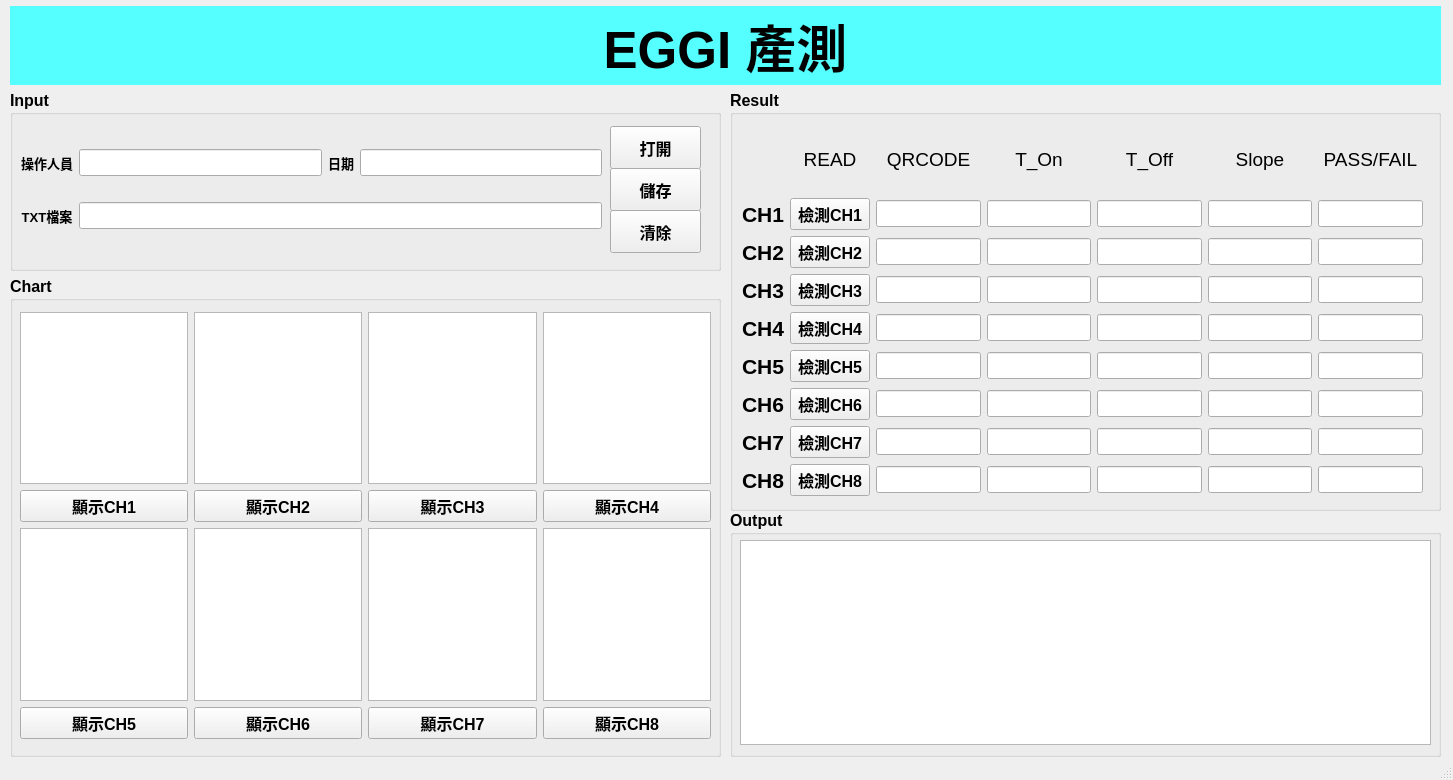
wwlouis00/PyQT, file EGGI_Temperature/Sulink_Temperature_20211203.ui: the form before one commit.
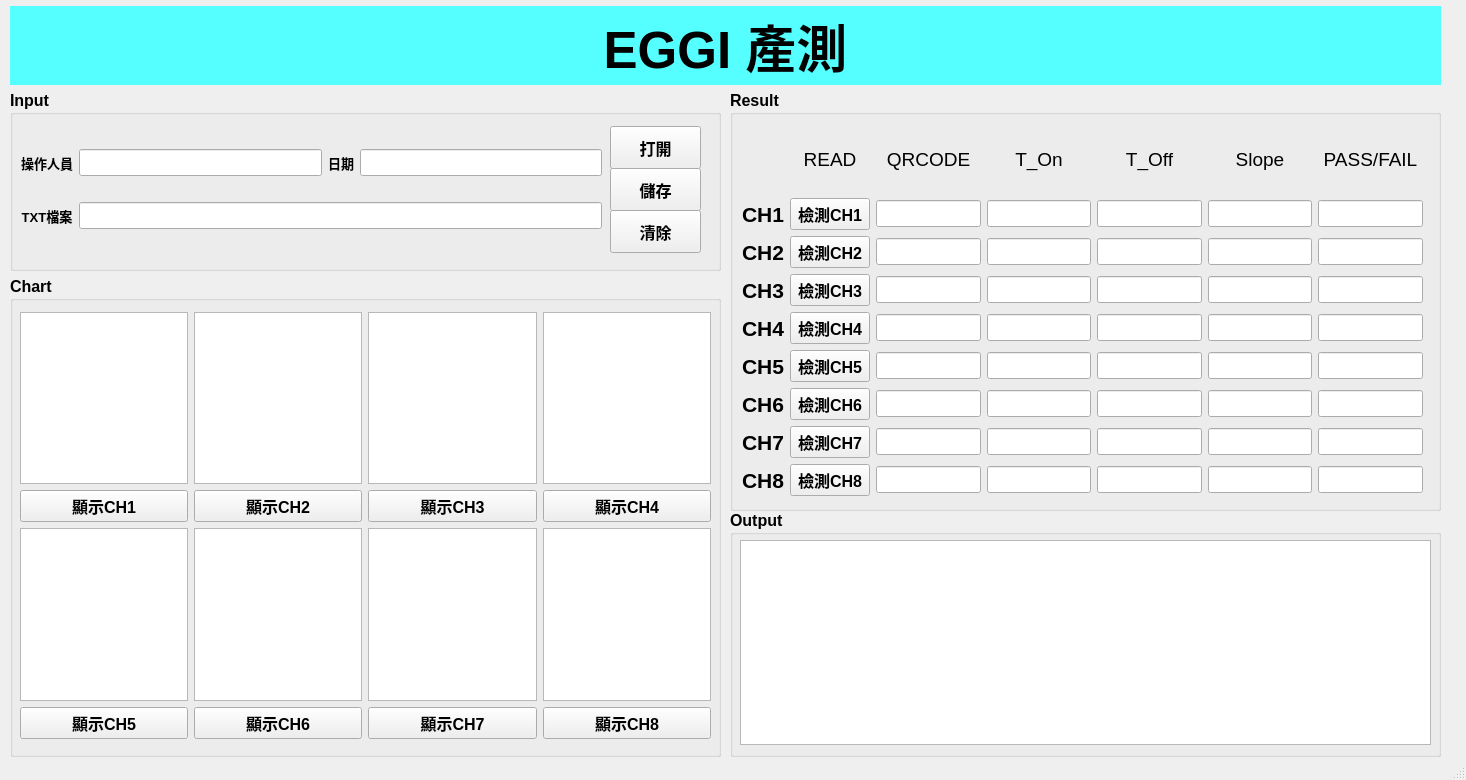
The form after the commit.

What changed in the file:
```diff
--- a/EGGI_Temperature/Sulink_Temperature_20211203.ui
+++ b/EGGI_Temperature/Sulink_Temperature_20211203.ui
@@ -6,7 +6,7 @@
    <rect>
     <x>0</x>
     <y>0</y>
-    <width>1453</width>
+    <width>1466</width>
     <height>780</height>
    </rect>
   </property>
```
Left out of the diff: 4 changed lines with no effect on the pictures.
